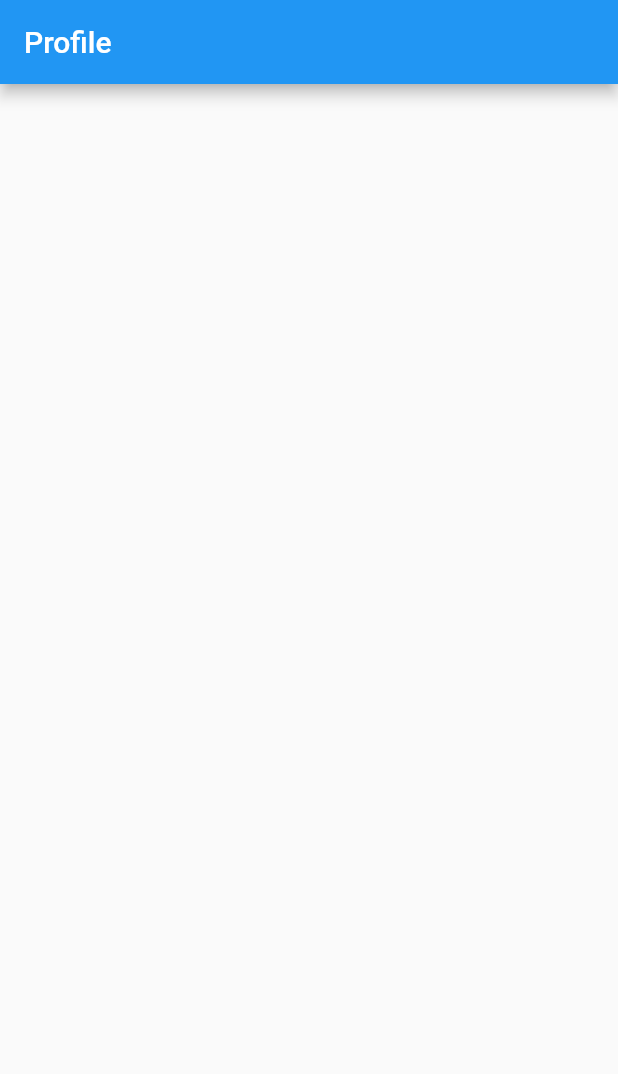
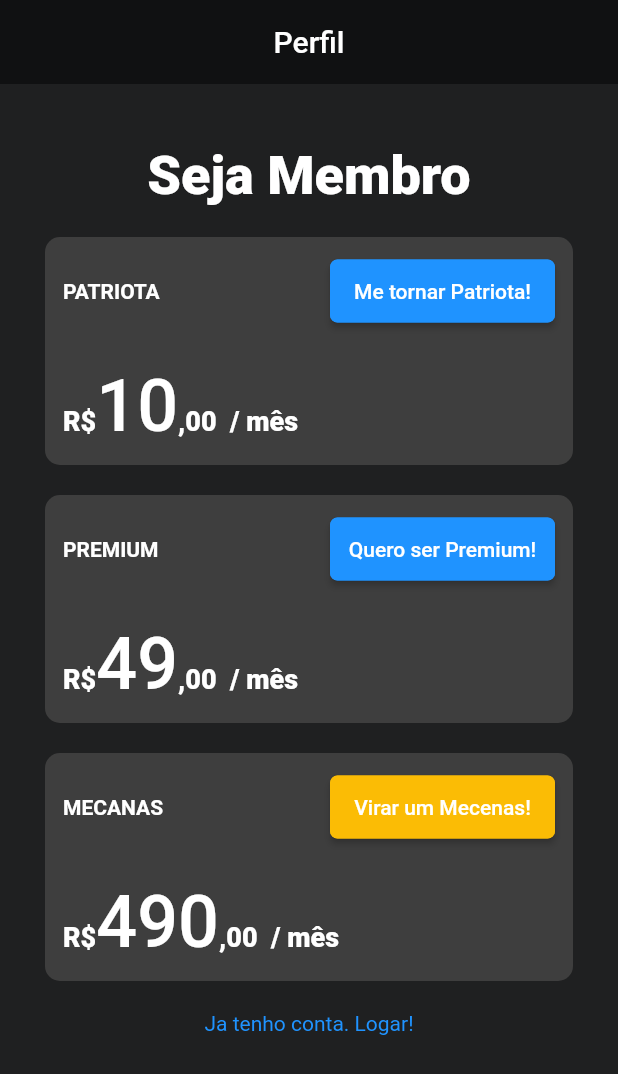
Before and after one commit to muriloe/brasil_paralelo, a Flutter app: the ProfilePage screen opened directly, on a phone screen of 412 x 824 dp. Shown: the top 1074 px of the screen. Run offline on Flutter 3.47's test engine with Material 2 defaults, Android fonts, the phone set to English and light mode, and no system bars; our stand-ins replace carousel_slider, dio, flutter_mobx, flutter_modular, mobx, modal_bottom_sheet and 1 more; generated files the repository leaves out were written again.

Commit message:
profile page

```diff
--- a/lib/app/modules/start/pages/profile/profile_page.dart
+++ b/lib/app/modules/start/pages/profile/profile_page.dart
@@ -1,3 +1,4 @@
+import 'package:brasil_paralelo/app/shared/theme.dart';
 import 'package:flutter/material.dart';
 import 'package:flutter_modular/flutter_modular.dart';
 import 'profile_controller.dart';
@@ -16,12 +17,107 @@ class _ProfilePageState extends ModularState<ProfilePage, ProfileController> {
   @override
   Widget build(BuildContext context) {
     return Scaffold(
+      backgroundColor: BPTheme.primary,
       appBar: AppBar(
-        title: Text(widget.title),
+        shadowColor: Colors.transparent,
+        backgroundColor: BPTheme.main_gray,
+        centerTitle: true,
+        title: Text('Perfil'),
       ),
-      body: Column(
-        children: <Widget>[],
+      body: SingleChildScrollView(
+        child: Column(
+          children: <Widget>[
+            Padding(padding: EdgeInsets.fromLTRB(0, 20, 0, 20)),
+            Center(
+              child: Text(
+                'Seja Membro',
+                style: TextStyle(fontSize: 36, fontWeight: FontWeight.w900, color: Colors.white),
+              ),
+            ),
+            Padding(padding: EdgeInsets.fromLTRB(0, 0, 0, 20)),
+            promoCard(context, 'patriota', '10', BPTheme.btn_main, 'Me tornar Patriota!'),
+            Padding(padding: EdgeInsets.fromLTRB(0, 0, 0, 20)),
+            promoCard(context, 'premium', '49', BPTheme.btn_main, 'Quero ser Premium!'),
+            Padding(padding: EdgeInsets.fromLTRB(0, 0, 0, 20)),
+            promoCard(context, 'mecanas', '490', BPTheme.btn_gold, 'Virar um Mecenas!'),
+            Padding(padding: EdgeInsets.fromLTRB(0, 0, 0, 20)),
+            Text(
+              'Ja tenho conta. Logar!',
+              style: TextStyle(fontSize: 14, fontWeight: FontWeight.w400, color: BPTheme.btn_main),
+            ),
+            Padding(padding: EdgeInsets.fromLTRB(0, 0, 0, 20)),
+          ],
+        ),
       ),
     );
   }
+
+  Widget promoCard(context, String title, String price, Color btnColor, String btnText) {
+    return ClipRRect(
+      borderRadius: BorderRadius.circular(10.0),
+      child: Container(
+          color: BPTheme.card,
+          width: MediaQuery.of(context).size.width - 60,
+          child: Column(
+            children: [
+              Padding(
+                padding: const EdgeInsets.all(12.0),
+                child: Row(
+                  mainAxisAlignment: MainAxisAlignment.spaceBetween,
+                  children: [
+                    Text(
+                      title.toUpperCase(),
+                      style: TextStyle(fontSize: 14, fontWeight: FontWeight.w600, color: Colors.white),
+                    ),
+                    Container(
+                      child: ButtonTheme(
+                        minWidth: 150,
+                        child: RaisedButton(
+                            color: btnColor,
+                            shape: RoundedRectangleBorder(borderRadius: BorderRadius.circular(5.0), side: BorderSide(color: btnColor)),
+                            padding: EdgeInsets.fromLTRB(0, 13, 0, 13),
+                            textColor: Colors.white,
+                            onPressed: () {},
+                            child: Text(btnText)),
+                      ),
+                    )
+                  ],
+                ),
+              ),
+              Padding(
+                  padding: EdgeInsets.all(12.0),
+                  child: Row(
+                    crossAxisAlignment: CrossAxisAlignment.end,
+                    mainAxisSize: MainAxisSize.max,
+                    children: [
+                      RichText(
+                        text: new TextSpan(
+                          // Note: Styles for TextSpans must be explicitly defined.
+                          // Child text spans will inherit styles from parent
+                          style: new TextStyle(
+                            fontSize: 14.0,
+                            color: Colors.black,
+                          ),
+                          children: <TextSpan>[
+                            new TextSpan(
+                              text: 'R\$',
+                              style: TextStyle(fontSize: 18, fontWeight: FontWeight.w900, color: Colors.white),
+                            ),
+                            new TextSpan(
+                              text: price,
+                              style: TextStyle(fontSize: 48, fontWeight: FontWeight.w500, color: Colors.white),
+                            ),
+                            new TextSpan(
+                              text: ',00  / mês',
+                              style: TextStyle(fontSize: 18, fontWeight: FontWeight.w900, color: Colors.white),
+                            ),
+                          ],
+                        ),
+                      ),
+                    ],
+                  ))
+            ],
+          )),
+    );
+  }
 }
--- a/lib/app/shared/theme.dart
+++ b/lib/app/shared/theme.dart
@@ -10,4 +10,5 @@ abstract class BPTheme {
   static const Color patriota = Color(0xFFEF303B);
   static const Color modal = Color(0xFF272727);
   static const Color input = Color(0xFF595959);
+  static const Color card = Color(0xFF3E3E3E);
 }
```
